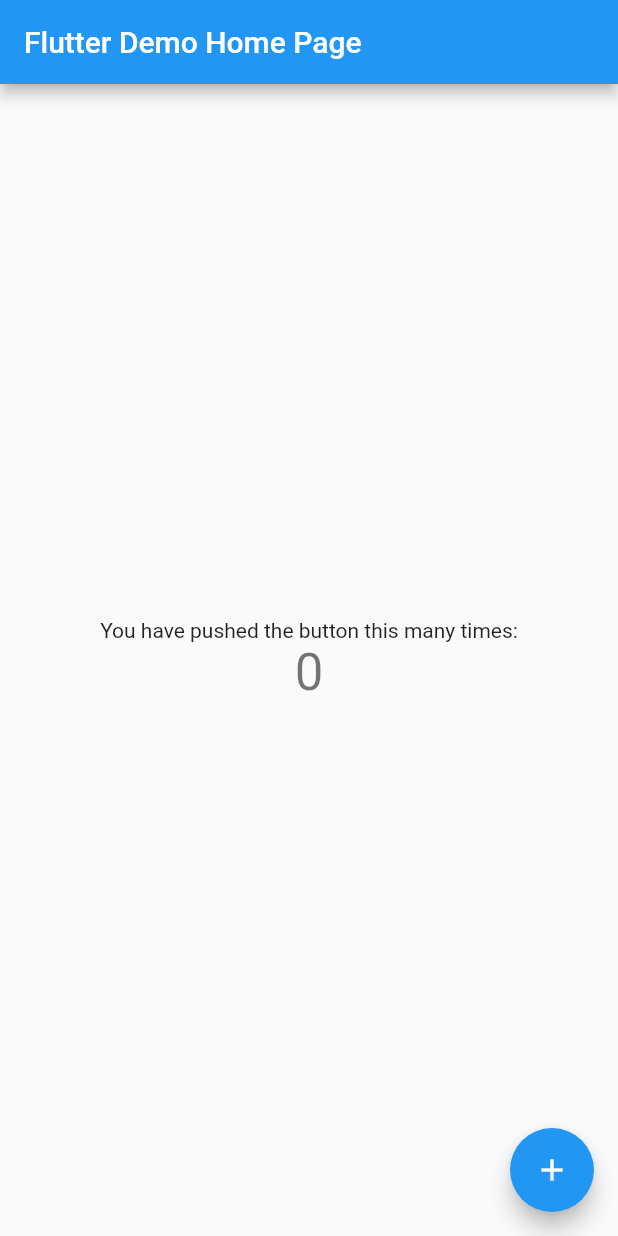
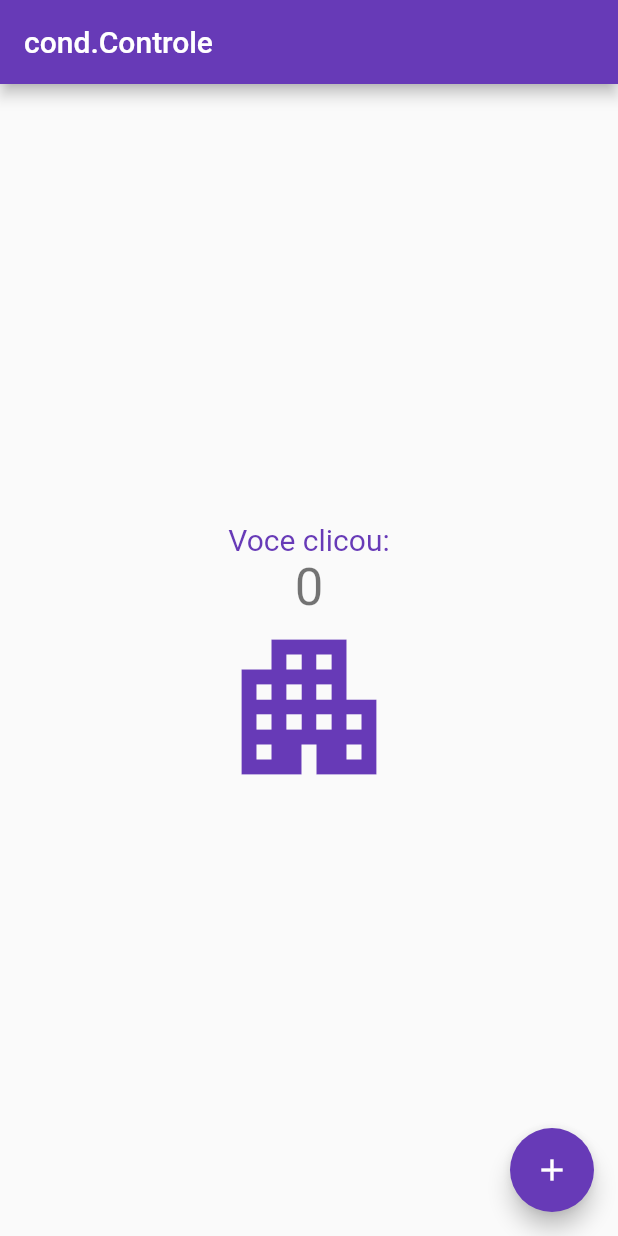
Before and after one commit to JonathanZils/IntroducaoFlutter, a Flutter app: the screen it shows after launch, on a phone screen of 412 x 824 dp. Run offline on Flutter 3.47's test engine with Material 2 defaults, Android fonts, the phone set to English and light mode, and no system bars.

Commit message:
fim da aula

```diff
--- a/lib/main.dart
+++ b/lib/main.dart
@@ -14,36 +14,18 @@ class MyApp extends StatelessWidget {
   Widget build(BuildContext context) {
     return MaterialApp(
       title: 'Flutter Demo',
+      debugShowCheckedModeBanner: false,
       theme: ThemeData(
-        // This is the theme of your application.
-        //
-        // Try running your application with "flutter run". You'll see the
-        // application has a blue toolbar. Then, without quitting the app, try
-        // changing the primarySwatch below to Colors.green and then invoke
-        // "hot reload" (press "r" in the console where you ran "flutter run",
-        // or simply save your changes to "hot reload" in a Flutter IDE).
-        // Notice that the counter didn't reset back to zero; the application
-        // is not restarted.
-        primarySwatch: Colors.blue,
+        primarySwatch: Colors.deepPurple,
       ),
-      home: const MyHomePage(title: 'Flutter Demo Home Page'),
+      home: const MyHomePage(),
     );
   }
 }
 
 class MyHomePage extends StatefulWidget {
-  const MyHomePage({Key? key, required this.title}) : super(key: key);
+  const MyHomePage({Key? key}) : super(key: key);
 
-  // This widget is the home page of your application. It is stateful, meaning
-  // that it has a State object (defined below) that contains fields that affect
-  // how it looks.
-
-  // This class is the configuration for the state. It holds the values (in this
-  // case the title) provided by the parent (in this case the App widget) and
-  // used by the build method of the State. Fields in a Widget subclass are
-  // always marked "final".
-
-  final String title;
 
   @override
   State<MyHomePage> createState() => _MyHomePageState();
@@ -55,59 +37,40 @@ class _MyHomePageState extends State<MyHomePage> {
   void _incrementCounter() {
     mainNotaFiscal();
     setState(() {
-      // This call to setState tells the Flutter framework that something has
-      // changed in this State, which causes it to rerun the build method below
-      // so that the display can reflect the updated values. If we changed
-      // _counter without calling setState(), then the build method would not be
-      // called again, and so nothing would appear to happen.
       _counter++;
     });
   }
 
   @override
   Widget build(BuildContext context) {
-    // This method is rerun every time setState is called, for instance as done
-    // by the _incrementCounter method above.
-    //
-    // The Flutter framework has been optimized to make rerunning build methods
-    // fast, so that you can just rebuild anything that needs updating rather
-    // than having to individually change instances of widgets.
+
     return Scaffold(
       appBar: AppBar(
-        // Here we take the value from the MyHomePage object that was created by
-        // the App.build method, and use it to set our appbar title.
-        title: Text(widget.title),
+        title: Text('cond.Controle',
+        style: TextStyle(color: Colors.white),
+        ),
       ),
       body: Center(
-        // Center is a layout widget. It takes a single child and positions it
-        // in the middle of the parent.
+
         child: Column(
-          // Column is also a layout widget. It takes a list of children and
-          // arranges them vertically. By default, it sizes itself to fit its
-          // children horizontally, and tries to be as tall as its parent.
-          //
-          // Invoke "debug painting" (press "p" in the console, choose the
-          // "Toggle Debug Paint" action from the Flutter Inspector in Android
-          // Studio, or the "Toggle Debug Paint" command in Visual Studio Code)
-          // to see the wireframe for each widget.
-          //
-          // Column has various properties to control how it sizes itself and
-          // how it positions its children. Here we use mainAxisAlignment to
-          // center the children vertically; the main axis here is the vertical
-          // axis because Columns are vertical (the cross axis would be
-          // horizontal).
+
           mainAxisAlignment: MainAxisAlignment.center,
           children: <Widget>[
             const Text(
-              'You have pushed the button this many times:',
+              'Voce clicou:',
+              style: TextStyle(color: Colors.deepPurple,
+              fontSize: 20.0,
+              ),
             ),
             Text(
               '$_counter',
               style: Theme.of(context).textTheme.headline4,
             ),
+        Icon(Icons.apartment, size: 120, color: Colors.deepPurple ),
           ],
         ),
       ),
+
       floatingActionButton: FloatingActionButton(
         onPressed: _incrementCounter,
         tooltip: 'Increment',
```
Also changed, not shown: lib/fiscal.dart (+11 -14 lines).
